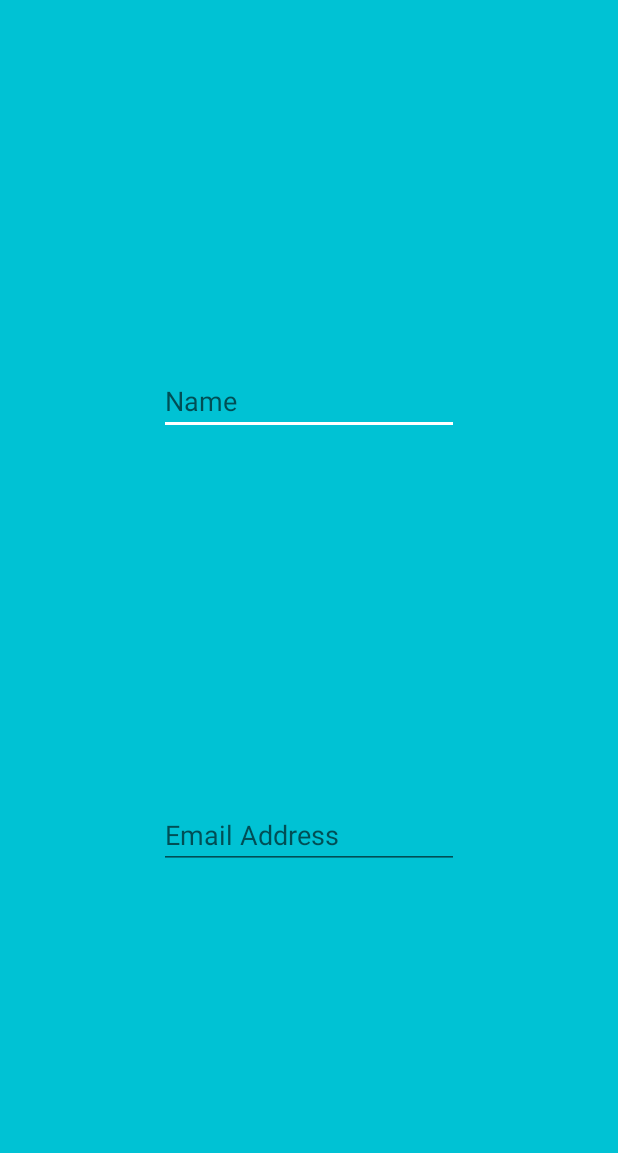
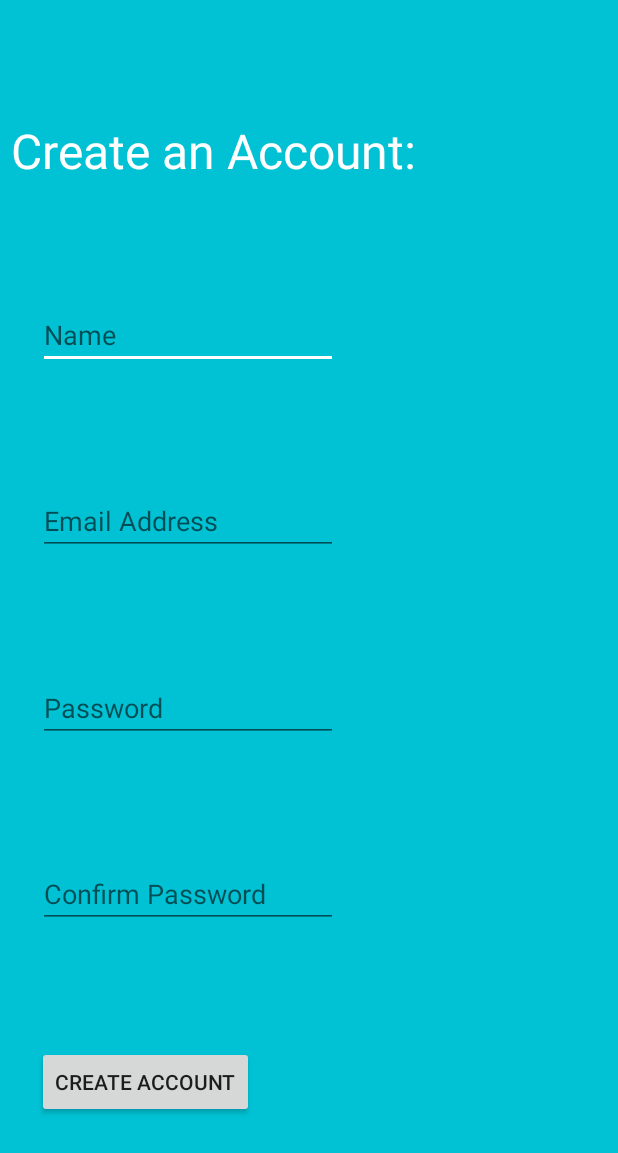
Before and after one commit to FuadYoussef/SafeShop, an Android app: the SignUpActivity screen opened directly, with no data from a screen before it, on a phone screen of 412 x 824 dp. Shown: the top 1153 px of the screen. Run offline under Robolectric (Android 15) with nearby library versions, the phone set to English and light mode, and no system bars.

Commit message:
made sign in layout

```diff
--- a/app/src/main/res/layout/activity_sign_up.xml
+++ b/app/src/main/res/layout/activity_sign_up.xml
@@ -7,24 +7,75 @@
     android:background="@color/colorBackground"
     tools:context=".SignUpActivity">
 
+
+    <TextView
+        android:id="@+id/createAccountLabel"
+        android:layout_width="wrap_content"
+        android:layout_height="wrap_content"
+        android:text="Create an Account:"
+        android:textColor="@android:color/white"
+        android:textSize="32dp"
+        app:layout_constraintBottom_toTopOf="@id/nameEdit"
+        app:layout_constraintHorizontal_bias="0.05"
+        app:layout_constraintLeft_toLeftOf="parent"
+        app:layout_constraintRight_toRightOf="parent"
+        app:layout_constraintTop_toTopOf="parent" />
+
     <EditText
+        android:id="@+id/nameEdit"
         android:layout_width="200dp"
         android:layout_height="wrap_content"
         android:hint="Name"
         app:layout_constraintBottom_toTopOf="@id/emailEdit"
+        app:layout_constraintHorizontal_bias="0.118"
         app:layout_constraintLeft_toLeftOf="parent"
         app:layout_constraintRight_toRightOf="parent"
-        app:layout_constraintTop_toTopOf="parent"
-        android:id="@+id/nameEdit"/>
+        app:layout_constraintTop_toBottomOf="@id/createAccountLabel" />
 
     <EditText
+        android:id="@+id/emailEdit"
         android:layout_width="200dp"
         android:layout_height="wrap_content"
         android:hint="Email Address"
-        app:layout_constraintBottom_toBottomOf="parent"
+        app:layout_constraintBottom_toTopOf="@id/passwordEdit"
+        app:layout_constraintHorizontal_bias="0.118"
         app:layout_constraintLeft_toLeftOf="parent"
         app:layout_constraintRight_toRightOf="parent"
-        app:layout_constraintTop_toBottomOf="@id/nameEdit"
-        android:id="@+id/emailEdit"/>
+        app:layout_constraintTop_toBottomOf="@id/nameEdit" />
+
+    <EditText
+        android:id="@+id/passConfirmEdit"
+        android:layout_width="200dp"
+        android:layout_height="wrap_content"
+        android:hint="Confirm Password"
+        app:layout_constraintBottom_toTopOf="@id/createAccountButton"
+        app:layout_constraintHorizontal_bias="0.118"
+        app:layout_constraintLeft_toLeftOf="parent"
+        app:layout_constraintRight_toRightOf="parent"
+        app:layout_constraintTop_toBottomOf="@id/passwordEdit" />
+
+    <EditText
+        android:id="@+id/passwordEdit"
+        android:layout_width="200dp"
+        android:layout_height="wrap_content"
+        android:hint="Password"
+        android:inputType="textPassword"
+        app:layout_constraintBottom_toTopOf="@id/passConfirmEdit"
+        app:layout_constraintHorizontal_bias="0.118"
+        app:layout_constraintLeft_toLeftOf="parent"
+        app:layout_constraintRight_toRightOf="parent"
+        app:layout_constraintTop_toBottomOf="@id/emailEdit" />
+
+    <Button
+        android:id="@+id/createAccountButton"
+        android:layout_width="wrap_content"
+        android:layout_height="wrap_content"
+        android:text="Create Account"
+        app:layout_constraintBottom_toBottomOf="parent"
+        app:layout_constraintEnd_toEndOf="parent"
+        app:layout_constraintHorizontal_bias="0.093"
+        app:layout_constraintStart_toStartOf="parent"
+        app:layout_constraintTop_toBottomOf="@id/passConfirmEdit" />
+
 
 </androidx.constraintlayout.widget.ConstraintLayout>
```
